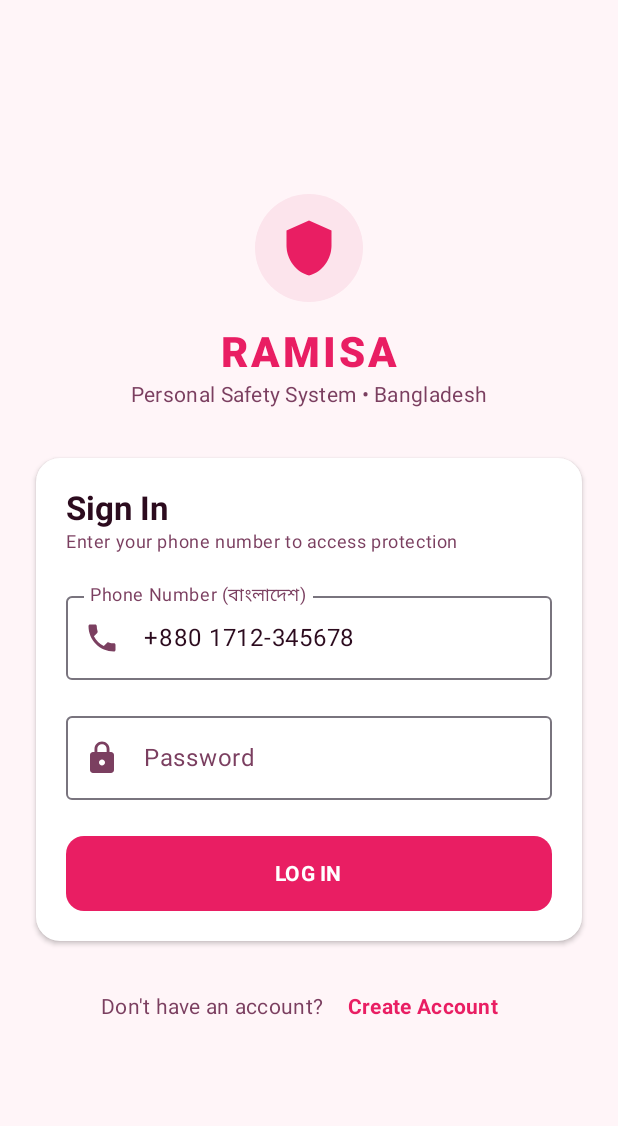
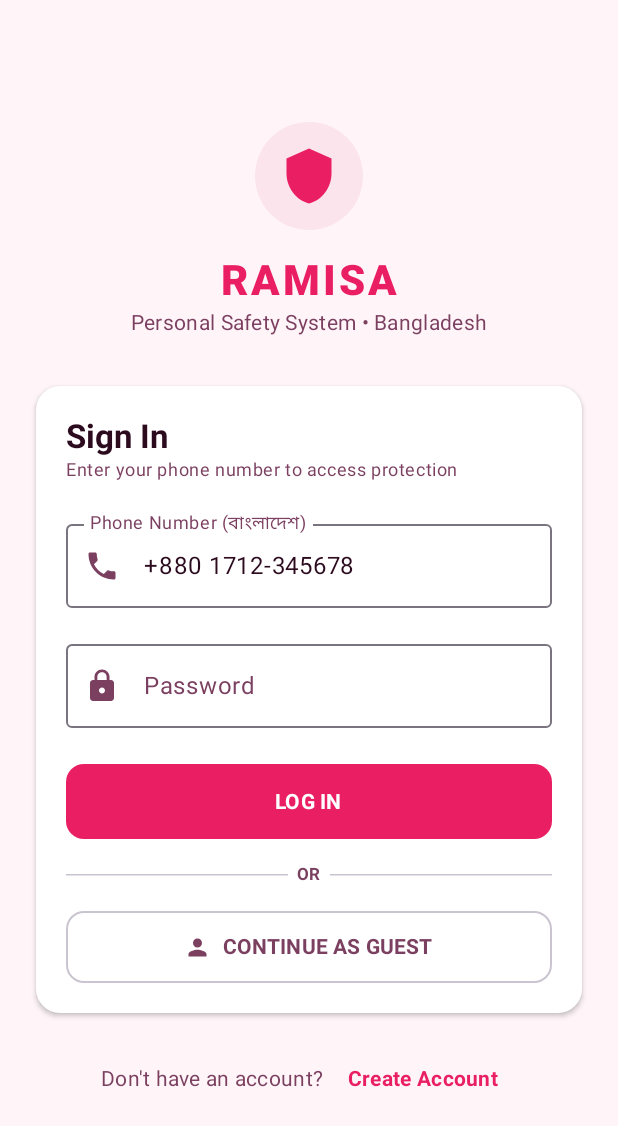
Before and after one commit to black-hathacker-gg/Ramisa, an Android app built with Jetpack Compose: the LoginScreen screen opened through its navigation route, on a phone screen of 412 x 824 dp. Shown: the top 1126 px of the screen. Run offline under Robolectric (Android 15) with nearby library versions, the phone set to English and light mode, and no system bars; 1 statement that could not run was skipped.

Commit message:
feat: add guest login support
Implement guest authentication flow to allow users to access the app without a full registration. Updated navigation, authentication repository, and UI components to include a "Continue as Guest" option.

```diff
--- a/app/src/main/java/com/example/core/navigation/RamisaNavGraph.kt
+++ b/app/src/main/java/com/example/core/navigation/RamisaNavGraph.kt
@@ -118,7 +118,14 @@ fun RamisaNavGraph(
     composable(Screen.Welcome.route) {
       WelcomeScreen(
         onNavigateToLogin = { navController.navigate(Screen.Login.route) },
-        onNavigateToRegister = { navController.navigate(Screen.Register.route) }
+        onNavigateToRegister = { navController.navigate(Screen.Register.route) },
+        onContinueAsGuest = {
+          authViewModel.loginAsGuest {
+            navController.navigate(Screen.Home.route) {
+              popUpTo(Screen.Welcome.route) { inclusive = true }
+            }
+          }
+        }
       )
     }
 
@@ -170,7 +177,14 @@ fun RamisaNavGraph(
             popUpTo(Screen.Login.route) { inclusive = true }
           }
         },
-        onNavigateToRegister = { navController.navigate(Screen.Register.route) }
+        onNavigateToRegister = { navController.navigate(Screen.Register.route) },
+        onContinueAsGuest = {
+          authViewModel.loginAsGuest {
+            navController.navigate(Screen.Home.route) {
+              popUpTo(Screen.Login.route) { inclusive = true }
+            }
+          }
+        }
       )
     }
 
--- a/app/src/main/java/com/example/domain/repository/AuthRepository.kt
+++ b/app/src/main/java/com/example/domain/repository/AuthRepository.kt
@@ -15,6 +15,7 @@ interface AuthRepository {
   val isAuthenticated: StateFlow<Boolean>
 
   suspend fun login(phone: String, pinOrPassword: String): AuthResult<UserProfile>
+  suspend fun loginAsGuest(): AuthResult<UserProfile>
   suspend fun register(
     name: String,
     phone: String,
--- a/app/src/main/java/com/example/features/auth/LoginScreen.kt
+++ b/app/src/main/java/com/example/features/auth/LoginScreen.kt
@@ -19,6 +19,7 @@ import androidx.compose.foundation.text.KeyboardOptions
 import androidx.compose.foundation.verticalScroll
 import androidx.compose.material.icons.Icons
 import androidx.compose.material.icons.filled.Lock
+import androidx.compose.material.icons.filled.Person
 import androidx.compose.material.icons.filled.Phone
 import androidx.compose.material.icons.filled.Shield
 import androidx.compose.material.icons.outlined.Security
@@ -27,6 +28,7 @@ import androidx.compose.material3.ButtonDefaults
 import androidx.compose.material3.Card
 import androidx.compose.material3.CardDefaults
 import androidx.compose.material3.CircularProgressIndicator
+import androidx.compose.material3.HorizontalDivider
 import androidx.compose.material3.Icon
 import androidx.compose.material3.MaterialTheme
 import androidx.compose.material3.OutlinedButton
@@ -55,6 +57,7 @@ fun LoginScreen(
   viewModel: AuthViewModel,
   onLoginSuccess: () -> Unit,
   onNavigateToRegister: () -> Unit,
+  onContinueAsGuest: () -> Unit = {},
   modifier: Modifier = Modifier
 ) {
   val uiState by viewModel.uiState.collectAsState()
@@ -209,6 +212,44 @@ fun LoginScreen(
               )
             }
           }
+
+          Spacer(modifier = Modifier.height(16.dp))
+
+          Row(
+            modifier = Modifier.fillMaxWidth(),
+            verticalAlignment = Alignment.CenterVertically
+          ) {
+            HorizontalDivider(modifier = Modifier.weight(1f), color = MaterialTheme.colorScheme.outlineVariant)
+            Text(
+              text = "  OR  ",
+              style = MaterialTheme.typography.labelSmall.copy(fontWeight = FontWeight.Bold),
+              color = MaterialTheme.colorScheme.onSurfaceVariant
+            )
+            HorizontalDivider(modifier = Modifier.weight(1f), color = MaterialTheme.colorScheme.outlineVariant)
+          }
+
+          Spacer(modifier = Modifier.height(16.dp))
+
+          // Guest Login Button
+          OutlinedButton(
+            onClick = { viewModel.loginAsGuest(onLoginSuccess) },
+            modifier = Modifier
+              .fillMaxWidth()
+              .height(48.dp)
+              .testTag("btn_login_guest"),
+            shape = RoundedCornerShape(12.dp)
+          ) {
+            Icon(
+              imageVector = Icons.Default.Person,
+              contentDescription = null,
+              modifier = Modifier.size(18.dp)
+            )
+            Spacer(modifier = Modifier.width(8.dp))
+            Text(
+              text = "CONTINUE AS GUEST",
+              style = MaterialTheme.typography.labelLarge.copy(fontWeight = FontWeight.Bold)
+            )
+          }
         }
       }
 
--- a/app/src/main/java/com/example/features/auth/WelcomeScreen.kt
+++ b/app/src/main/java/com/example/features/auth/WelcomeScreen.kt
@@ -20,6 +20,7 @@ import androidx.compose.foundation.verticalScroll
 import androidx.compose.material.icons.Icons
 import androidx.compose.material.icons.filled.Call
 import androidx.compose.material.icons.filled.Lock
+import androidx.compose.material.icons.filled.Person
 import androidx.compose.material.icons.filled.Security
 import androidx.compose.material.icons.filled.Shield
 import androidx.compose.material.icons.outlined.CheckCircle
@@ -28,11 +29,13 @@ import androidx.compose.material3.Button
 import androidx.compose.material3.ButtonDefaults
 import androidx.compose.material3.Card
 import androidx.compose.material3.CardDefaults
+import androidx.compose.material3.HorizontalDivider
 import androidx.compose.material3.Icon
 import androidx.compose.material3.MaterialTheme
 import androidx.compose.material3.OutlinedButton
 import androidx.compose.material3.Surface
 import androidx.compose.material3.Text
+import androidx.compose.material3.TextButton
 import androidx.compose.runtime.Composable
 import androidx.compose.ui.Alignment
 import androidx.compose.ui.Modifier
@@ -53,6 +56,7 @@ import com.example.ui.theme.SafetyRedPrimary
 fun WelcomeScreen(
   onNavigateToLogin: () -> Unit,
   onNavigateToRegister: () -> Unit,
+  onContinueAsGuest: () -> Unit = {},
   modifier: Modifier = Modifier
 ) {
   val scrollState = rememberScrollState()
@@ -172,6 +176,50 @@ fun WelcomeScreen(
         )
       }
 
+      Spacer(modifier = Modifier.height(16.dp))
+
+      Row(
+        modifier = Modifier
+          .fillMaxWidth()
+          .padding(horizontal = 8.dp),
+        verticalAlignment = Alignment.CenterVertically
+      ) {
+        HorizontalDivider(modifier = Modifier.weight(1f), color = MaterialTheme.colorScheme.outlineVariant)
+        Text(
+          text = "  OR  ",
+          style = MaterialTheme.typography.labelSmall.copy(fontWeight = FontWeight.Bold),
+          color = MaterialTheme.colorScheme.onSurfaceVariant
+        )
+        HorizontalDivider(modifier = Modifier.weight(1f), color = MaterialTheme.colorScheme.outlineVariant)
+      }
+
+      Spacer(modifier = Modifier.height(16.dp))
+
+      // Guest Login Button
+      Button(
+        onClick = onContinueAsGuest,
+        modifier = Modifier
+          .fillMaxWidth()
+          .height(50.dp)
+          .testTag("btn_welcome_guest"),
+        shape = RoundedCornerShape(14.dp),
+        colors = ButtonDefaults.buttonColors(
+          containerColor = MaterialTheme.colorScheme.secondaryContainer,
+          contentColor = MaterialTheme.colorScheme.onSecondaryContainer
+        )
+      ) {
+        Icon(
+          imageVector = Icons.Default.Person,
+          contentDescription = null,
+          modifier = Modifier.size(20.dp)
+        )
+        Spacer(modifier = Modifier.width(8.dp))
+        Text(
+          text = "CONTINUE AS GUEST (অতিথি প্রবেশ)",
+          style = MaterialTheme.typography.titleSmall.copy(fontWeight = FontWeight.Bold)
+        )
+      }
+
       Spacer(modifier = Modifier.height(24.dp))
     }
   }
```
Also changed, not shown: app/src/main/java/com/example/data/repository/AuthRepositoryImpl.kt (+15 -0 lines), app/src/main/java/com/example/features/auth/AuthViewModel.kt (+15 -0 lines).
